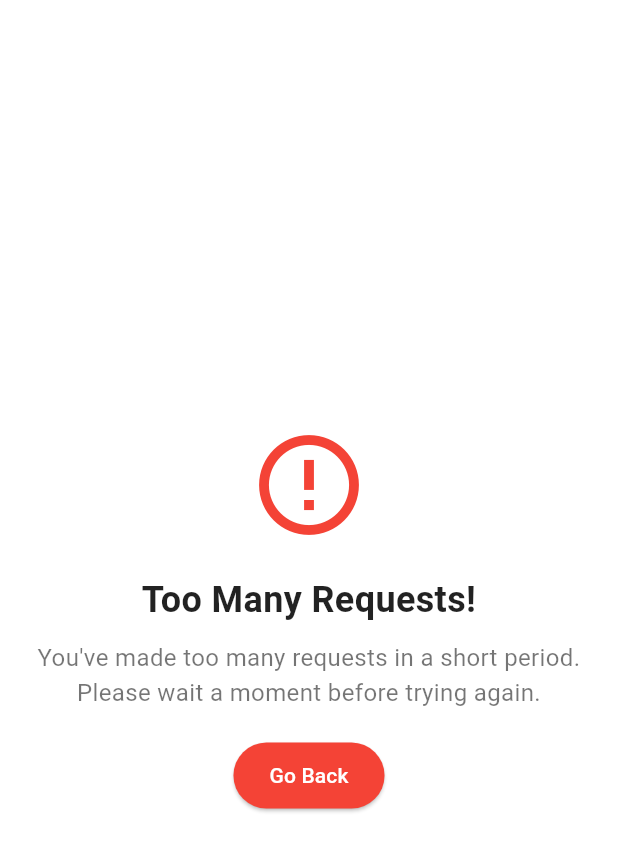
After one commit to MulukanoorVarun/telecaliingcrm, a Flutter app: the TooManyRequestsScreen screen opened directly, on a phone screen of 412 x 824 dp. The commit adds this screen. Shown: the top 851 px of the screen. Run offline on Flutter 3.47's test engine with Material 3 defaults, Android fonts, the light colour scheme and no system bars; our stand-ins replace cached_network_image, connectivity_plus, curved_navigation_bar, flutter_local_notifications, flutter_spinkit, image_picker and 5 more; missing offline and left inert: call_log, flutter_phone_direct_caller, in_app_update, phone_state; accounts and stored records are empty; network calls fail; project files that could hold a hidden picture were left out.

Commit message:
committed by varun 29-01-2025 04:56 PM

```diff
--- a/lib/providers/leaderBoardprovider.dart
+++ b/lib/providers/leaderBoardprovider.dart
@@ -45,7 +45,6 @@ class LeaderBoardProvider extends ChangeNotifier {
       debugPrint("No more pages to fetch or another fetch is in progress.");
       return;
     }
-
     _pageLoading = true; // Mark as loading
     notifyListeners();
 
--- /dev/null
+++ b/lib/screens/TooManyRequestsScreen.dart
@@ -0,0 +1,56 @@
+import 'package:flutter/material.dart';
+
+class TooManyRequestsScreen extends StatelessWidget {
+  @override
+  Widget build(BuildContext context) {
+    return Scaffold(
+      backgroundColor: Colors.white,
+      body: Center(
+        child: Padding(
+          padding: const EdgeInsets.symmetric(horizontal: 24.0),
+          child: Column(
+            mainAxisAlignment: MainAxisAlignment.center,
+            crossAxisAlignment: CrossAxisAlignment.center,
+            children: [
+              Icon(
+                Icons.error_outline,
+                color: Colors.red,
+                size: 80,
+              ),
+              SizedBox(height: 20),
+              Text(
+                "Too Many Requests!",
+                style: TextStyle(
+                  fontSize: 24,
+                  fontWeight: FontWeight.bold,
+                  color: Colors.black87,
+                ),
+                textAlign: TextAlign.center,
+              ),
+              SizedBox(height: 10),
+              Text(
+                "You've made too many requests in a short period.\nPlease wait a moment before trying again.",
+                style: TextStyle(fontSize: 16, color: Colors.black54),
+                textAlign: TextAlign.center,
+              ),
+              SizedBox(height: 20),
+              ElevatedButton(
+                onPressed: () {
+                  Navigator.pop(context);
+                },
+                style: ElevatedButton.styleFrom(
+                  backgroundColor: Colors.red,
+                  padding: EdgeInsets.symmetric(horizontal: 24, vertical: 12),
+                ),
+                child: Text(
+                  "Go Back",
+                  style: TextStyle(color: Colors.white),
+                ),
+              ),
+            ],
+          ),
+        ),
+      ),
+    );
+  }
+}
--- a/lib/screens/UpDateLeadScreen.dart
+++ b/lib/screens/UpDateLeadScreen.dart
@@ -84,10 +84,8 @@ class _UpDateLeadScreenState extends State<UpDateLeadScreen> {
       setState(() {
         _loading = true;
       });
-
       // Call the UpdateleadsApi from LeadsProvider
       final leadsProvider = Provider.of<LeadsProvider>(context, listen: false);
-
       // Pass the parameters from your UI to the provider
       final response = await leadsProvider.UpdateleadsApi(
         _nameController.text,
@@ -97,7 +95,6 @@ class _UpDateLeadScreenState extends State<UpDateLeadScreen> {
         _leadStage,
           context
       );
-
       if (response != null && response == true) {
         setState(() {
           _loading = false;
@@ -117,7 +114,6 @@ class _UpDateLeadScreenState extends State<UpDateLeadScreen> {
       setState(() {
         _loading = false;
       });
-
       // Handle error in case of failure
       print("Error occurred while updating lead: $e");
     }
--- a/lib/services/UserApi.dart
+++ b/lib/services/UserApi.dart
@@ -500,6 +500,7 @@ class Userapi {
 
       if (response.statusCode == 200) {
         final jsonResponse = json.decode(response.body);
+        print("getCallHistory response:${jsonResponse}");
         return CallHistoryModel.fromJson(jsonResponse);
       } else {
         return null;
```
Also changed, not shown: lib/screens/HomeScreen.dart (+4 -4 lines), lib/screens/dashboard.dart (+5 -13 lines).
